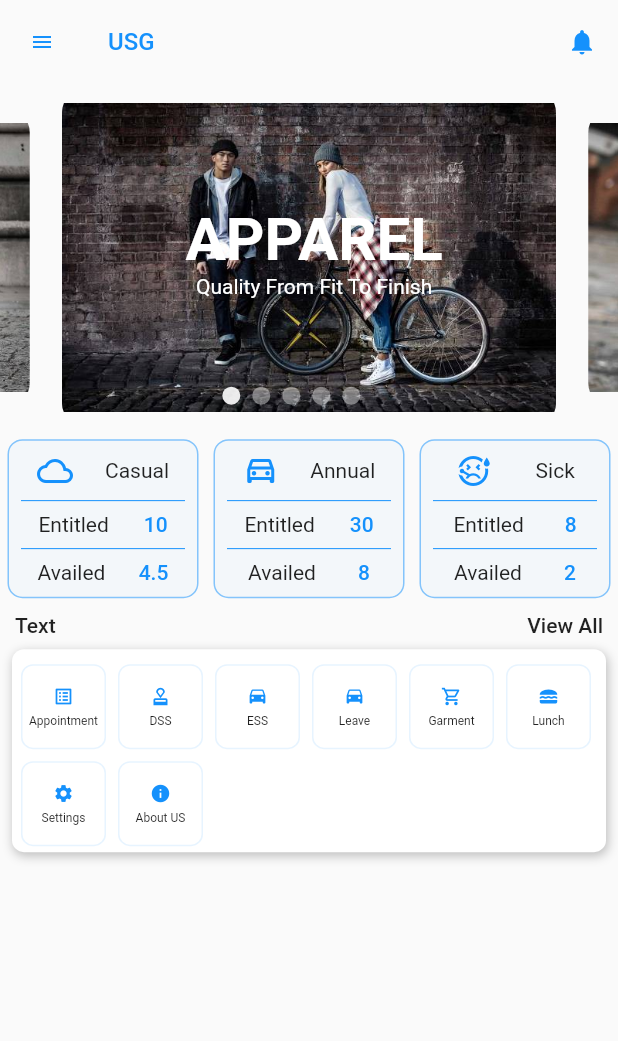
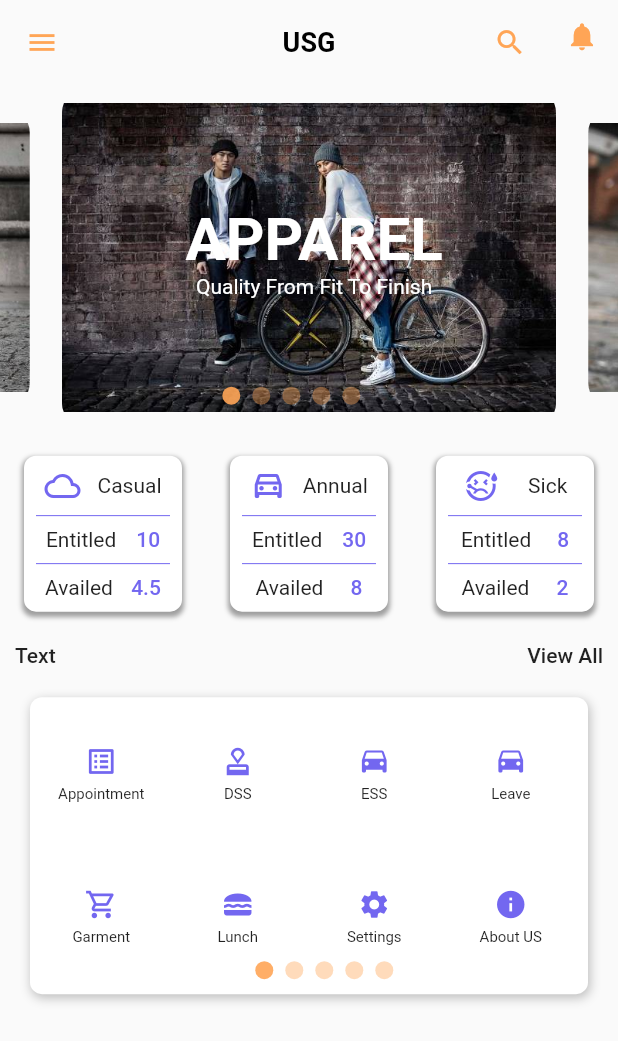
Before and after one commit to javedmughal-058/flutter_crud_with_laravel_api, a Flutter app: the screen it shows after launch, on a phone screen of 412 x 824 dp. Shown: the top 1041 px of the screen. Run offline on Flutter 3.47's test engine with Material 2 defaults, Android fonts, the phone set to English and light mode, and no system bars; drawn by our look-alikes of carousel_slider; our stand-ins replace easy_sidemenu, get, page_transition, swipeable_button_view.

Commit message:
Update StartPage.dart

```diff
--- a/lib/views/StartPage.dart
+++ b/lib/views/StartPage.dart
@@ -22,19 +22,33 @@ class _StartPageState extends State<StartPage> {
       'assets/images/slider4.jpg',
       'assets/images/slider5.jpg'
     ];
-    Color _color = const Color.fromRGBO(21, 145, 252, 1.0);
+    Color _color = const Color(0xff7367f0);
+    Color _color2 = const Color(0xffFFA556);
     return SafeArea(
       child: Scaffold(
         appBar: AppBar(
           backgroundColor: Colors.transparent,elevation: 0.0,
           leading: IconButton(
               onPressed: (){},
-              icon: Icon(Icons.menu, color:_color, size: 16,)),
-              title: Text("USG", style: TextStyle(color: _color, fontSize: 16),),
+              icon: Icon(Icons.menu, color:_color2, size: 22,)),
+              centerTitle: true,
+              title: const Text("USG", style: TextStyle(color: Colors.black, fontSize: 18, fontWeight: FontWeight.bold),),
           actions: [
             IconButton(
                 onPressed: (){},
-                icon: Icon(Icons.notifications, color: _color, size: 20,)),
+                icon: Icon(Icons.search, color: _color2, size: 22,)),
+            Stack(
+              children:[
+                IconButton(
+                    onPressed: (){},
+                    icon: Icon(Icons.notifications, color: _color2, size: 22,)),
+                Positioned(child:
+                  Container(
+
+                  ))
+              ],
+
+            ),
 
           ],
         ),
@@ -121,7 +135,7 @@ class _StartPageState extends State<StartPage> {
                             margin: const EdgeInsets.symmetric(vertical: 8.0, horizontal: 4.0),
                             decoration: BoxDecoration(
                                 shape: BoxShape.circle,
-                                color: (Theme.of(context).brightness == Brightness.dark ? Colors.white : Colors.white).withOpacity(_carouselIndex == entry.key ? 0.9 : 0.4)),
+                                color: (Theme.of(context).brightness == Brightness.dark ? Colors.white : _color2).withOpacity(_carouselIndex == entry.key ? 0.9 : 0.4)),
                           ),
                         );
                       }).toList(),
@@ -175,8 +189,9 @@ class _StartPageState extends State<StartPage> {
                   const SizedBox(width: 10,),
                 ],
               ),
+
               Container(
-                margin: const EdgeInsets.all(8.0),
+                margin: const EdgeInsets.all(20.0),
                 padding: const EdgeInsets.all(2),
                 decoration: BoxDecoration(
                   color: Colors.white,
@@ -199,16 +214,18 @@ class _StartPageState extends State<StartPage> {
                   //     end: AlignmentDirectional.bottomCenter
                   // )
                 ),
-                child: GridView.builder(
+                child: Stack(
+                  children: [
+                    GridView.builder(
                         gridDelegate: const SliverGridDelegateWithFixedCrossAxisCount(
-                      crossAxisCount: 6,
-                      childAspectRatio: 1.0,
-                      mainAxisSpacing: 8.0,
+                          crossAxisCount: 4,
+                          childAspectRatio: 1,
+                          mainAxisSpacing: 12,
                           crossAxisSpacing: 8.0,
                         ),
                         physics: const NeverScrollableScrollPhysics(),
                         shrinkWrap: true,
-                   padding: const EdgeInsets.only(left: 4.0,top: 8.0,right: 8.0,bottom: 2.0),
+                        padding: const EdgeInsets.only(left: 4.0,top: 8.0,right: 8.0,bottom: 8.0),
                         itemCount: menuList.length,
                         itemBuilder: (context,index){
                           final menu = menuList[index];
@@ -216,41 +233,41 @@ class _StartPageState extends State<StartPage> {
                             onTap: (){
                               Navigator.of(context).pushNamed(menu.route);
                             },
-                        child: Container(
-                          padding: const EdgeInsets.all(4.0),
-                          decoration: BoxDecoration(
-                              border: Border.all(color: _color.withOpacity(0.1),width: 1),
-                              borderRadius: BorderRadius.circular(8.0),
-
-                              // boxShadow: [
-                              //   BoxShadow(
-                              //       color: Colors.grey.shade400,
-                              //       blurRadius: 5.0,
-                              //       offset: Offset(1,2)
-                              //   ),
-                              // ],
-                              // gradient: LinearGradient(
-                              //     colors: [
-                              //       menu.color.withOpacity(0.3),
-                              //       menu.color,
-                              //     ],
-                              //     begin: Alignment.topCenter,
-                              //     end: AlignmentDirectional.bottomCenter
-                              // )
-                          ),
                             child: Column(
                               mainAxisAlignment: MainAxisAlignment.center,
-                            crossAxisAlignment: CrossAxisAlignment.center,
+                              //crossAxisAlignment: CrossAxisAlignment.center,
                               children: [
-                              Icon(menu.icon,color: _color,size: 14,),
+                                Icon(menu.icon,color: _color,size: 22,),
                                 const SizedBox(height: 5,),
                                 Text(menu.title,
-                                  style: const TextStyle(fontSize: 8.0)),
+                                    style: const TextStyle(fontSize: 10.0)),
                               ],
-                          ),
                             ),
                           );
                         }),
+                    Positioned(
+                      bottom:0,
+                      left: Get.width*0.35,
+
+                      child: Row(
+                        mainAxisAlignment: MainAxisAlignment.center,
+                        children: imgList.asMap().entries.map((entry) {
+                          return GestureDetector(
+                            onTap: () => _controller.animateToPage(entry.key),
+                            child: Container(
+                              width: 12.0,
+                              height: 12.0,
+                              margin: const EdgeInsets.symmetric(vertical: 8.0, horizontal: 4.0),
+                              decoration: BoxDecoration(
+                                  shape: BoxShape.circle,
+                                  color: (Theme.of(context).brightness == Brightness.dark ? Colors.black : _color2).withOpacity(_carouselIndex == entry.key ? 0.9 : 0.4)),
+                            ),
+                          );
+                        }).toList(),
+                      ),
+                    ),
+                  ],
+                ),
               ),
             ],
           ),
@@ -271,13 +288,46 @@ class _CustomBalanceCard extends StatelessWidget {
 
   @override
   Widget build(BuildContext context) {
-    Color _color = const Color.fromRGBO(21, 145, 252, 1.0);
+    Color _color = const Color(0xff7367f0);
     return Container(
-      margin: const EdgeInsets.all(5),
+      margin: const EdgeInsets.all(16),
       decoration: BoxDecoration(
-        color: _color.withOpacity(0.03),
-        border: Border.all(color: _color.withOpacity(0.5),),
-        borderRadius: BorderRadius.circular(10),
+        //1
+
+      // border: Border.all(
+      //     color: _color.withOpacity(0.5),
+      //     width: 1.0,
+      //     style: BorderStyle.solid),
+      // borderRadius: BorderRadius.circular(8),
+      // color: _color.withOpacity(0.02),
+
+        //2
+
+        // color: Colors.grey.shade200,
+        // borderRadius: BorderRadius.circular(12),
+        // border: Border.all(
+        //   color: Colors.black,),
+
+
+        //3
+
+        // color: _color.withOpacity(0.03),
+        // border: Border.all(color: _color.withOpacity(0.5),),
+        // borderRadius: BorderRadius.circular(10),
+
+        //4
+
+          borderRadius: BorderRadius.circular(8),
+          color: Colors.white,
+          boxShadow: [
+            BoxShadow(
+              color: Colors.grey.withOpacity(1),
+              spreadRadius: 1,
+              blurRadius: 2,
+              offset: const Offset(
+                  0, 2), // changes position of shadow
+            ),
+          ]
       ),
       padding: const EdgeInsets.all(8.0),
       child: Column(
```
Lines whose indentation alone changed are shown as unchanged.
